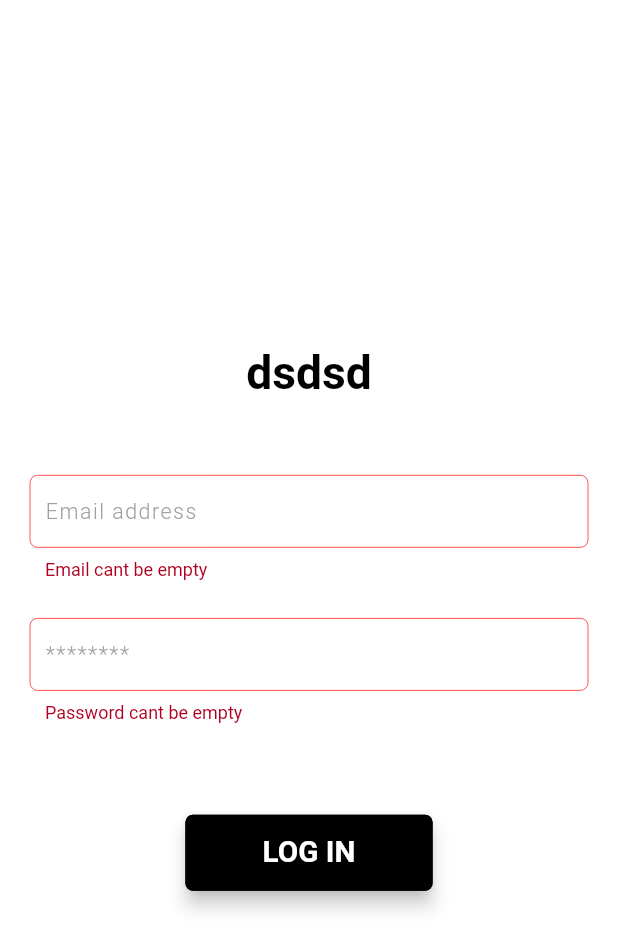
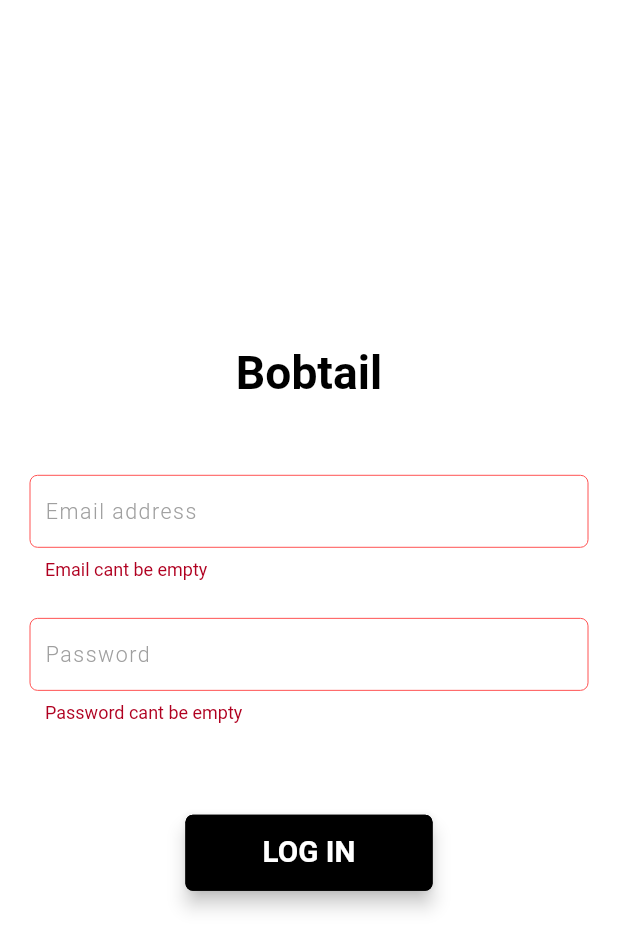
Before and after one commit to masood12/firebase_task, a Flutter app: the screen it shows after launch, after a tap on "LOG IN", on a phone screen of 412 x 824 dp. Shown: the top 950 px of the screen. Run offline on Flutter 3.47's test engine with Material 2 defaults, Android fonts, the phone set to English and light mode, and no system bars; our stand-ins replace bloc, cached_network_image, cloud_firestore, equatable, firebase_auth, firebase_core and 6 more; accounts and stored records are empty; network calls fail.

Commit message:
load widget seperation in common widget

```diff
--- a/lib/core/utils/adaptive_alert_dialog.dart
+++ /dev/null
@@ -1,21 +0,0 @@
-import 'package:flutter/material.dart';
-
-class AdaptiveAlertDialog extends StatelessWidget {
-  const AdaptiveAlertDialog({Key? key, required this.message})
-      : super(key: key);
-  final String message;
-
-  @override
-  Widget build(BuildContext context) {
-    return AlertDialog(
-      title: Text('Error'),
-      content: Text(message),
-      actions: [
-        TextButton(
-          child: Text("OK"),
-          onPressed: () => Navigator.of(context).pop(),
-        ),
-      ],
-    );
-  }
-}
--- a/lib/core/utils/app_constants.dart
+++ /dev/null
@@ -1 +0,0 @@
-class AppConstants {}
--- a/lib/core/utils/app_text_styles.dart
+++ b/lib/core/utils/app_text_styles.dart
@@ -8,7 +8,7 @@ import 'package:flutter/material.dart';
 class StyleText {
   const StyleText();
 
-  //text field color
+  //text field hint color
   static TextStyle hintStyle = TextStyle(
       fontSize: 13.fontSize,
       color: UIColors.textFieldHintColor,
@@ -16,7 +16,6 @@ class StyleText {
       fontWeight: FontWeight.w300);
 
   //light text dark
-
   static TextStyle lightDarkGray14 = TextStyle(
       fontSize: 14.fontSize,
       color: UIColors.darkGray,
@@ -96,40 +95,9 @@ class StyleText {
       fontSize: 15.fontSize,
       color: UIColors.white,
       fontWeight: FontWeight.w400);
-  static TextStyle regularWhite16 = TextStyle(
-      fontSize: 16.fontSize,
-      color: UIColors.white,
-      fontWeight: FontWeight.w400);
-  static TextStyle regularWhite17 = TextStyle(
-      fontSize: 17.fontSize,
-      color: UIColors.white,
-      fontWeight: FontWeight.w400);
-  static TextStyle regularWhite18 = TextStyle(
-      fontSize: 18.fontSize,
-      color: UIColors.white,
-      fontWeight: FontWeight.w400);
-  static TextStyle regularWhite20 = TextStyle(
-      fontSize: 20.fontSize,
-      color: UIColors.white,
-      fontWeight: FontWeight.w400);
-  static TextStyle regularWhite28 = TextStyle(
-      fontSize: 28.fontSize,
-      color: UIColors.white,
-      fontWeight: FontWeight.w400);
-  static TextStyle regularWhite30 = TextStyle(
-      fontSize: 30.fontSize,
-      color: UIColors.white,
-      fontWeight: FontWeight.w400);
 
   // medium-text-black
-  static TextStyle mediumDarkGray10 = TextStyle(
-      fontSize: 10.fontSize,
-      color: UIColors.darkGray,
-      fontWeight: FontWeight.w500);
-  static TextStyle mediumDarkGray12 = TextStyle(
-      fontSize: 12.fontSize,
-      color: UIColors.darkGray,
-      fontWeight: FontWeight.w500);
+
   static TextStyle mediumDarkGray13 = TextStyle(
       fontSize: 13.fontSize,
       color: UIColors.darkGray,
@@ -158,23 +126,9 @@ class StyleText {
       fontSize: 20.fontSize,
       color: UIColors.darkGray,
       fontWeight: FontWeight.w500);
-  static TextStyle mediumDarkGray28 = TextStyle(
-      fontSize: 28.fontSize,
-      color: UIColors.darkGray,
-      fontWeight: FontWeight.w500);
-  static TextStyle mediumDarkGray30 = TextStyle(
-      fontSize: 30.fontSize,
-      color: UIColors.darkGray,
-      fontWeight: FontWeight.w500);
+
   // medium-text-white
-  static TextStyle mediumWhite10 = TextStyle(
-      fontSize: 10.fontSize,
-      color: UIColors.white,
-      fontWeight: FontWeight.w500);
-  static TextStyle mediumWhite12 = TextStyle(
-      fontSize: 12.fontSize,
-      color: UIColors.white,
-      fontWeight: FontWeight.w500);
+
   static TextStyle mediumWhite13 = TextStyle(
       fontSize: 13.fontSize,
       color: UIColors.white,
@@ -203,26 +157,8 @@ class StyleText {
       fontSize: 20.fontSize,
       color: UIColors.white,
       fontWeight: FontWeight.w500);
-  static TextStyle mediumWhite28 = TextStyle(
-      fontSize: 28.fontSize,
-      color: UIColors.white,
-      fontWeight: FontWeight.w500);
-  static TextStyle mediumWhite30 = TextStyle(
-      fontSize: 30.fontSize,
-      color: UIColors.white,
-      fontWeight: FontWeight.w500);
 
   //bold-text-black
-
-  static TextStyle boldDarkGrey10 = TextStyle(
-      fontSize: 10.fontSize,
-      color: UIColors.darkGray,
-      fontWeight: FontWeight.w700);
-
-  static TextStyle boldDarkGrey12 = TextStyle(
-      fontSize: 12.fontSize,
-      color: UIColors.darkGray,
-      fontWeight: FontWeight.w700);
 
   static TextStyle boldDarkGrey13 = TextStyle(
       fontSize: 13.fontSize,
@@ -264,21 +200,9 @@ class StyleText {
       color: UIColors.darkGray,
       fontWeight: FontWeight.w700);
 
-  static TextStyle boldDarkGrey30 = TextStyle(
-      fontSize: 30.fontSize,
-      color: UIColors.darkGray,
-      fontWeight: FontWeight.w700);
 
   //bold-text-white
 
-  static TextStyle boldWhite10 = TextStyle(
-      fontSize: 10.fontSize,
-      color: UIColors.white,
-      fontWeight: FontWeight.w700);
-  static TextStyle boldWhite12 = TextStyle(
-      fontSize: 12.fontSize,
-      color: UIColors.white,
-      fontWeight: FontWeight.w700);
   static TextStyle boldWhite13 = TextStyle(
       fontSize: 13.fontSize,
       color: UIColors.white,
@@ -307,12 +231,4 @@ class StyleText {
       fontSize: 20.fontSize,
       color: UIColors.white,
       fontWeight: FontWeight.w700);
-  static TextStyle boldWhite28 = TextStyle(
-      fontSize: 28.fontSize,
-      color: UIColors.white,
-      fontWeight: FontWeight.w700);
-  static TextStyle boldWhite30 = TextStyle(
-      fontSize: 30.fontSize,
-      color: UIColors.white,
-      fontWeight: FontWeight.w700);
 }
--- a/lib/core/utils/pref_utils.dart
+++ b/lib/core/utils/pref_utils.dart
@@ -9,20 +9,14 @@ class PreferenceUtils {
     return await prefs.setBool(key, value);
   }
 
-
+//get bool values
   static Future<bool> getBool(String key, {bool? defaultValue}) async {
     SharedPreferences prefs = await SharedPreferences.getInstance();
     return prefs.getBool(key) ?? defaultValue!;
   }
 
-  static Future<bool> remove(String key) async {
-    SharedPreferences prefs = await SharedPreferences.getInstance();
-    if (prefs.containsKey(key)) {
-      return await prefs.remove(key);
-    }
-    return false;
-  }
 
+//clear all data saved in shared preferences
   static Future<bool> clearAll() async {
     SharedPreferences prefs = await SharedPreferences.getInstance();
     return prefs.clear();
--- a/lib/core/utils/screen_loader.dart
+++ b/lib/core/utils/screen_loader.dart
@@ -1,52 +1,18 @@
-// import 'package:flutter/material.dart';
-//
-// class ScreenProgressLoader extends StatelessWidget {
-//   const ScreenProgressLoader({
-//     Key key,
-//   }) : super(key: key);
-//
-//   @override
-//   Widget build(BuildContext context) {
-//     return Scaffold(
-//       backgroundColor: Colors.transparent,
-//       body: IgnorePointer(
-//         ignoring: false,
-//         child: Container(
-//           decoration: BoxDecoration(color: Colors.black.withOpacity(0.6)),
-//           child: Center(
-//             child: CCProgressLoader(),
-//           ),
-//         ),
-//       ),
-//     );
-//   }
-// }
-//
-// class CCProgressLoader extends StatelessWidget {
-//   const CCProgressLoader({
-//     Key key,
-//   }) : super(key: key);
-//
-//   @override
-//   Widget build(BuildContext context) {
-//     return Container(
-//       padding: EdgeInsets.symmetric(horizontal: 16, vertical: 16),
-//       decoration: BoxDecoration(
-//         color: Colors.white,
-//         borderRadius: BorderRadius.circular(10),
-//       ),
-//       child: Column(
-//         mainAxisSize: MainAxisSize.min,
-//         children: <Widget>[
-//           CircularProgressIndicator(
-//             strokeWidth: 3,
-//           ),
-//           SizedBox(
-//             height: 5,
-//           ),
-//           Text("Please wait")
-//         ],
-//       ),
-//     );
-//   }
-// }
+import 'package:firebasetask/core/utils/colors.dart';
+import 'package:flutter/material.dart';
+
+class AppCircularIndicator extends StatelessWidget {
+  const AppCircularIndicator({
+    Key? key,
+  }) : super(key: key);
+
+  @override
+  Widget build(BuildContext context) {
+    return const Center(
+      child: CircularProgressIndicator(
+        strokeWidth: 2,
+        valueColor: AlwaysStoppedAnimation<Color>(UIColors.primaryColor),
+      ),
+    );
+  }
+}
--- a/lib/core/utils/showErrorAlert.dart
+++ /dev/null
@@ -1,12 +0,0 @@
-import 'package:firebasetask/core/utils/adaptive_alert_dialog.dart';
-import 'package:flutter/material.dart';
-
-class ShowErrorAlert {
-  static showAdaptiveDialog(BuildContext context, String message) {
-    showDialog(
-        context: context,
-        builder: (context) {
-          return AdaptiveAlertDialog(message: message);
-        });
-  }
-}
--- a/lib/core/utils/validators.dart
+++ b/lib/core/utils/validators.dart
@@ -3,6 +3,7 @@ class FormValidators {
 
   static FormValidators instance = FormValidators._();
 
+  //Password validator function
   String? validatePassword(String? value) {
     if (value!.isEmpty) {
       return 'Password cant be empty';
@@ -12,13 +13,7 @@ class FormValidators {
     return null;
   }
 
-  String? emptyCheck(String? value) {
-    if (value!.isEmpty) {
-      return 'required *';
-    }
-    return null;
-  }
-
+//Email validator function
   String? validateEmail(String? value) {
     if (value!.isEmpty) {
       return 'Email cant be empty';
--- a/lib/di.dart
+++ b/lib/di.dart
@@ -1,7 +1,7 @@
 import 'package:cloud_firestore/cloud_firestore.dart';
 import 'package:firebase_auth/firebase_auth.dart';
 import 'package:firebasetask/presentation/cubit/home/home_cubit.dart';
-import 'package:firebasetask/presentation/cubit/user/user_cubit.dart';
+import 'package:firebasetask/presentation/cubit/login/login_cubit.dart';
 import 'package:get_it/get_it.dart';
 import 'data/datasources/remote/firebase_remote_data_source.dart';
 import 'data/datasources/remote/firebase_remote_data_source_impl.dart';
@@ -47,7 +47,7 @@ void _repoIntialization() {
 
 void _cubits() {
 
-  sl.registerFactory<UserCubit>(() => UserCubit(
+  sl.registerFactory<LoginCubit>(() => LoginCubit(
         signInUseCase: sl.call(),
       ));
   sl.registerFactory<HomeCubit>(() => HomeCubit(
--- a/lib/presentation/cubit/user/user_cubit.dart
+++ b/lib/presentation/cubit/login/login_cubit.dart
@@ -7,11 +7,11 @@ import 'package:firebasetask/core/utils/pref_utils.dart';
 import 'package:firebasetask/domain/entities/user_entity.dart';
 import 'package:firebasetask/domain/use_cases/sign_in_usecase.dart';
 
-part 'user_state.dart';
+part 'login_state.dart';
 
-class UserCubit extends Cubit<UserState> {
+class LoginCubit extends Cubit<LoginState> {
   final SignInUseCase signInUseCase;
-  UserCubit(
+  LoginCubit(
       {required this.signInUseCase})
       : super(UserInitial());
 
--- a/lib/presentation/cubit/user/user_state.dart
+++ b/lib/presentation/cubit/login/login_state.dart
@@ -1,27 +1,27 @@
-part of 'user_cubit.dart';
+part of 'login_cubit.dart';
 
-abstract class UserState extends Equatable {
-  const UserState();
+abstract class LoginState extends Equatable {
+  const LoginState();
 }
 
-class UserInitial extends UserState {
+class UserInitial extends LoginState {
   @override
   List<Object> get props => [];
 }
 
-class UserLoading extends UserState {
+class UserLoading extends LoginState {
   @override
   List<Object> get props => [];
 }
 
-class UserFailure extends UserState {
+class UserFailure extends LoginState {
   final String? error;
   const UserFailure({required this.error});
   @override
   List<Object> get props => [error!];
 }
 
-class UserSuccess extends UserState {
+class UserSuccess extends LoginState {
   @override
   List<Object> get props => [];
 }
--- a/lib/presentation/screens/home/home_screen.dart
+++ b/lib/presentation/screens/home/home_screen.dart
@@ -1,6 +1,7 @@
 import 'package:firebasetask/common/widgets/app_drawer.dart';
 import 'package:firebasetask/core/utils/app_text_styles.dart';
 import 'package:firebasetask/core/utils/colors.dart';
+import 'package:firebasetask/core/utils/screen_loader.dart';
 import 'package:firebasetask/core/utils/sizes.dart';
 import 'package:firebasetask/di.dart';
 import 'package:firebasetask/domain/model/food_items_model.dart';
@@ -72,7 +73,7 @@ class _HomeScreenState extends State<HomeScreen> {
                 child: Text(state.error!,style: StyleText.mediumDarkGray17,),
               );
             }
-            return loadingWidget();
+            return const AppCircularIndicator();
           },
         )
       ],
@@ -110,7 +111,7 @@ class _HomeScreenState extends State<HomeScreen> {
         return state is LoadedState ? Padding(
           padding:  EdgeInsets.only(left: 18.0.flexibleWidth,right:18.flexibleWidth,top:5.flexibleHeight),
           child: SizedBox(
-            height: 45.flexibleHeight,
+            height: 50.flexibleHeight,
             child: ListView.builder(
                 itemCount: state.filterList!.length,
                 scrollDirection: Axis.horizontal,
@@ -136,12 +137,5 @@ class _HomeScreenState extends State<HomeScreen> {
     );
   }
 
-  loadingWidget() {
-    return const Center(
-      child: CircularProgressIndicator(
-        valueColor: AlwaysStoppedAnimation<Color>(UIColors.primaryColor),
-      ),
-    );
-  }
 
 }
--- a/lib/presentation/screens/home/widget/filter_widget.dart
+++ b/lib/presentation/screens/home/widget/filter_widget.dart
@@ -14,12 +14,13 @@ class FilterWidget extends StatelessWidget {
       onTap: onFilterPressed,
       child: Container(
 
-        height: 36.flexibleHeight,
+        height: 32.flexibleHeight,
         decoration: BoxDecoration(
-            color: UIColors.darkGray, borderRadius: BorderRadius.circular(6)),
+          border: Border.all(color: UIColors.primaryColor),
+            color: UIColors.white, borderRadius: BorderRadius.circular(6)),
         child: Padding(
           padding: const EdgeInsets.all(8.0),
-          child: Text(filterName!,style: StyleText.mediumWhite14,),
+          child: Text(filterName!,style: StyleText.mediumDarkGray14,),
         ),
       ),
     );
--- a/lib/presentation/screens/login/login_screen.dart
+++ b/lib/presentation/screens/login_screen/login_screen.dart
@@ -3,11 +3,12 @@ import 'package:firebasetask/common/widgets/snack_bar.dart';
 import 'package:firebasetask/common/widgets/textfield_widget.dart';
 import 'package:firebasetask/core/utils/app_text_styles.dart';
 import 'package:firebasetask/core/utils/colors.dart';
+import 'package:firebasetask/core/utils/screen_loader.dart';
 import 'package:firebasetask/core/utils/sizes.dart';
 import 'package:firebasetask/core/utils/validators.dart';
 import 'package:firebasetask/di.dart';
 import 'package:firebasetask/domain/entities/user_entity.dart';
-import 'package:firebasetask/presentation/cubit/user/user_cubit.dart';
+import 'package:firebasetask/presentation/cubit/login/login_cubit.dart';
 import 'package:firebasetask/presentation/screens/home/home_screen.dart';
 import 'package:flutter/foundation.dart';
 import 'package:flutter/material.dart';
@@ -26,7 +27,7 @@ class _LoginScreenState extends State<LoginScreen> {
   TextEditingController passwordController = TextEditingController();
   final _scaffoldGlobalKey = GlobalKey<ScaffoldState>();
   final _formKey = GlobalKey<FormState>();
-  UserCubit cubit = sl();
+  LoginCubit cubit = sl();
 
   @override
   void initState() {
@@ -63,7 +64,7 @@ class _LoginScreenState extends State<LoginScreen> {
               crossAxisAlignment: CrossAxisAlignment.center,
               children: [
                 Text(
-                  "dsdsd",
+                  "Bobtail",
                   style: StyleText.boldDarkGrey28,
                 ),
                 50.verticalSpace,
@@ -98,8 +99,9 @@ class _LoginScreenState extends State<LoginScreen> {
           25.verticalSpace,
           TextFormFieldWidget(
             fillColor: UIColors.white,
-            hintText: "********",
+            hintText: "Password",
             hintStyle: StyleText.hintStyle,
+            obscureText: true,
             labelTextStyle: StyleText.regularDarkGray18,
             textStyle: StyleText.regularDarkGrey14,
             controller: passwordController,
@@ -114,7 +116,7 @@ class _LoginScreenState extends State<LoginScreen> {
   }
 
   Widget _buildLoginButton(BuildContext context) {
-    return BlocListener<UserCubit, UserState>(
+    return BlocListener<LoginCubit, LoginState>(
       bloc: cubit,
       listener: (context, state) {
         if (state is UserSuccess) {
@@ -123,10 +125,10 @@ class _LoginScreenState extends State<LoginScreen> {
           snackBarError(msg: state.error, scaffoldState: _scaffoldGlobalKey);
         }
       },
-      child: BlocBuilder<UserCubit, UserState>(
+      child: BlocBuilder<LoginCubit, LoginState>(
         builder: (context, state) {
           return state is UserLoading
-              ? loadingWidget()
+              ? const AppCircularIndicator()
               : SizedBox(
                   width: 150.flexibleWidth,
                   height: 50.flexibleHeight,
--- a/lib/routes/routes.dart
+++ b/lib/routes/routes.dart
@@ -1,8 +1,8 @@
 import 'package:firebasetask/presentation/screens/home/home_screen.dart';
-import 'package:firebasetask/presentation/screens/login/login_screen.dart';
+import 'package:firebasetask/presentation/screens/login_screen/login_screen.dart';
 import 'package:flutter/material.dart';
 
 final Map<String, Widget Function(BuildContext)> AppRoutes = {
   '/': (_) => const LoginScreen(),
-  HomeScreen.routeName: (_) => HomeScreen(),
+  HomeScreen.routeName: (_) => const HomeScreen(),
 };
```
